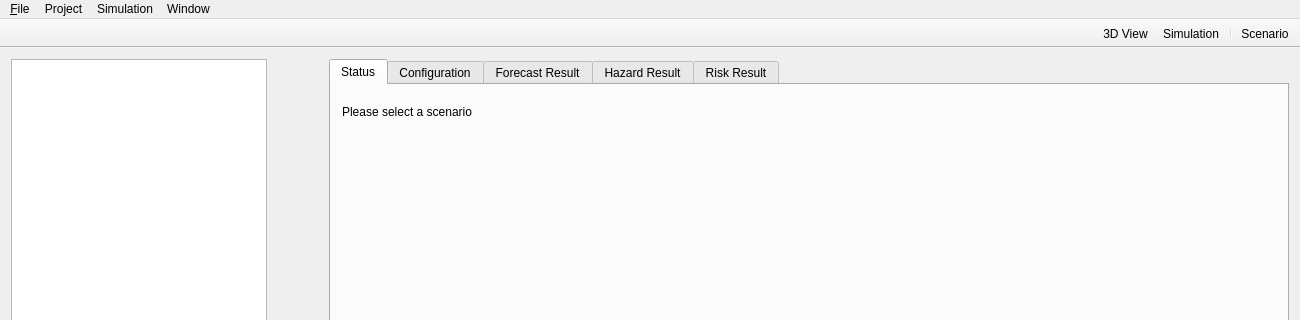
Above: RAMSIS/ui/views/mainwindow.ui from swiss-seismological-service/hermes before the change; both pictures show x 0 to 1300 and y 0 to 320 of the 1300 by 850 pixel window. Below: the same form after it.
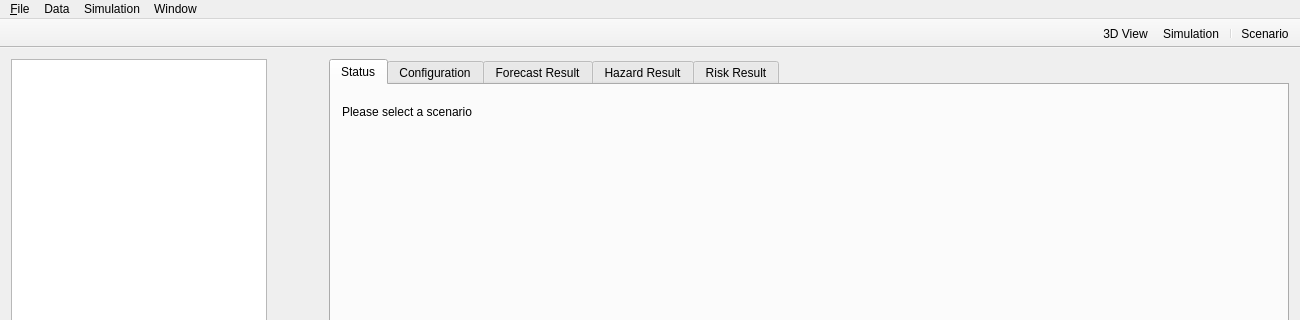
That is the form after the change. Icons and pictures are not drawn. Custom widgets are drawn as their Qt base class.

Commit message: [ENH] Add UI to manage projects

What changed in the file:
```diff
--- a/RAMSIS/ui/views/mainwindow.ui
+++ b/RAMSIS/ui/views/mainwindow.ui
@@ -897,7 +897,7 @@
    </widget>
    <widget class="QMenu" name="menuProject">
     <property name="title">
-     <string>Project</string>
+     <string>Data</string>
     </property>
     <addaction name="actionProject_Settings"/>
     <addaction name="separator"/>
```
Left out of the diff: 32 changed lines with no effect on the pictures. The commit also changes 5 other files.
